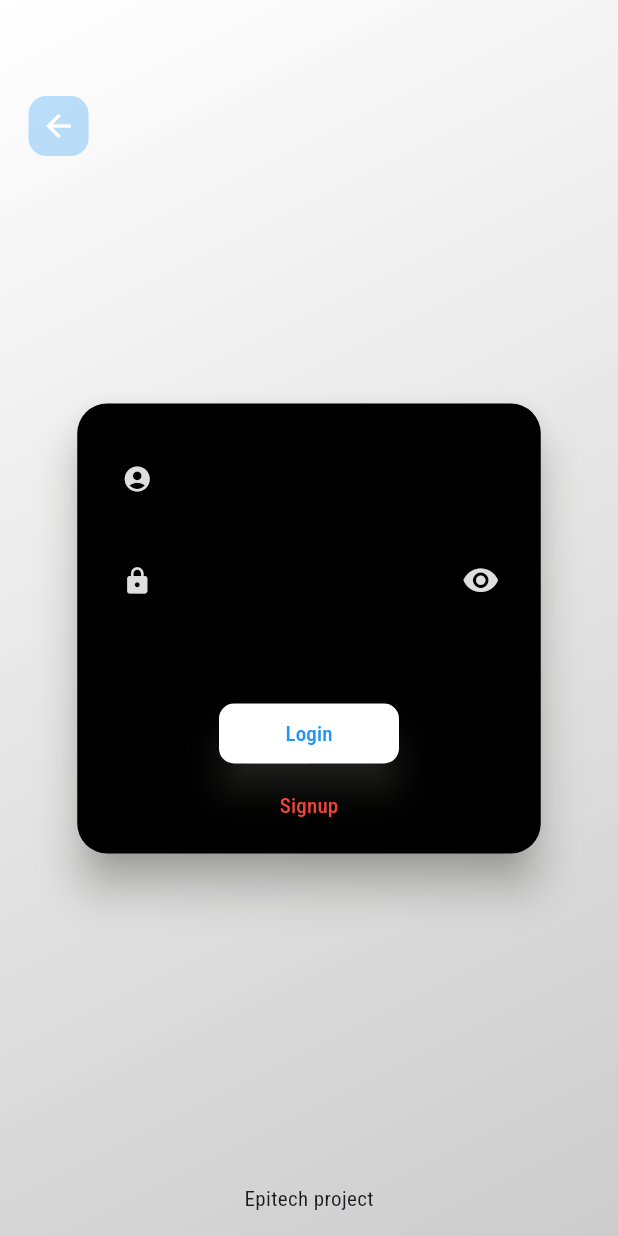
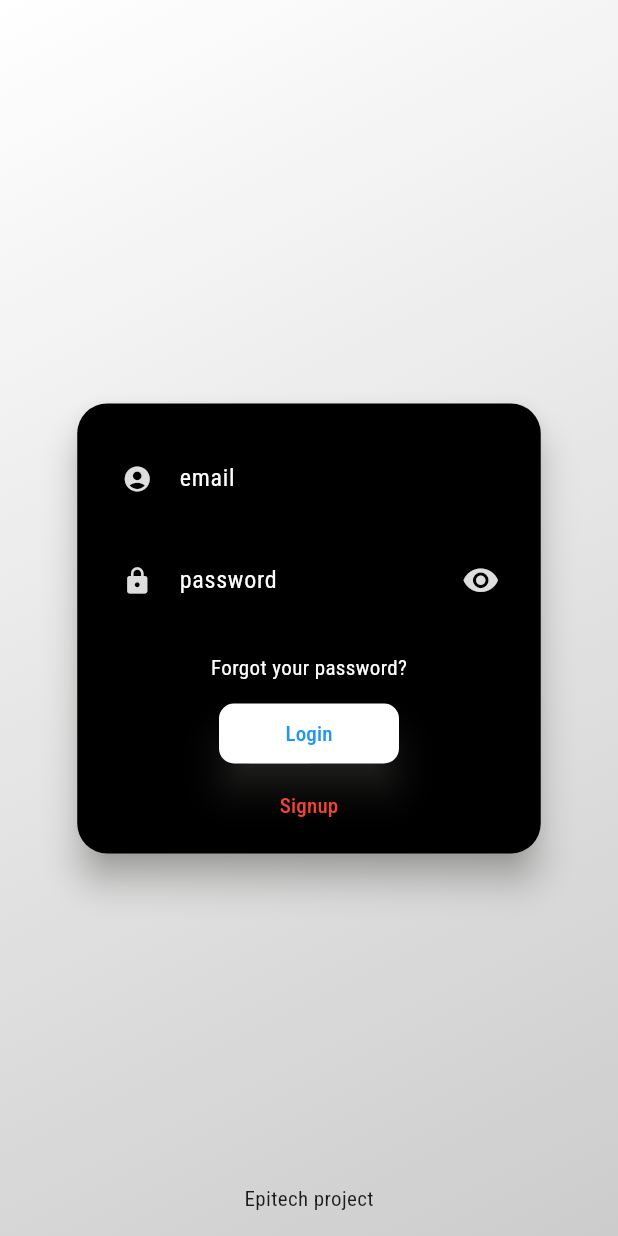
Before and after one commit to MT-Core/App, a Flutter app: the screen it shows after launch, on a phone screen of 412 x 824 dp. Run offline on Flutter 3.47's test engine with Material 3 defaults, Android fonts, the phone set to English and light mode, and no system bars; drawn by our look-alikes of flutter_login; our stand-ins replace curved_navigation_bar, firebase_auth, firebase_core, flutter_bloc, get, get_it and 2 more; accounts and stored records are empty.

Commit message:
refactor(login): clean login page and login theme
Refs: #6 #7

```diff
--- a/app/lib/constants/theme.dart
+++ b/app/lib/constants/theme.dart
@@ -26,50 +26,35 @@ const String _fontFamily = 'Roboto';
 /// [shaderCallback] is a [ShaderCallback] that returns a [RadialGradient] shader.
 ShaderCallback shaderCallback = (Rect bounds) => const RadialGradient(colors: <Color>[Colors.blue, Colors.red], tileMode: TileMode.mirror, radius: 1, center: Alignment.topLeft).createShader(bounds);
 
+/// [loginTheme] is a [LoginTheme] that represents the login theme.
 LoginTheme loginTheme = LoginTheme(
   switchAuthTextColor: Colors.red,
-  // primaryColor: theme.primaryColor,
-  authButtonPadding: const EdgeInsets.only(left: 30.0, right: 30.0, top: 30.0, bottom: 10.0),
-  textFieldStyle: const TextStyle(color: Colors.blue),
-  inputTheme: const InputDecorationTheme(fillColor: Colors.black, filled: true),
+  primaryColor: _primaryColor,
+  authButtonPadding: const EdgeInsets.only(left: 30, right: 30, top: 30, bottom: 10),
+  textFieldStyle: const TextStyle(color: Colors.white),
+  inputTheme: const InputDecorationTheme(
+    fillColor: Colors.black,
+    filled: true,
+    focusColor: Colors.white,
+    hoverColor: Colors.white,
+    prefixIconColor: Colors.white,
+    suffixIconColor: Colors.white,
+    hintStyle: TextStyle(color: Colors.white),
+    labelStyle: TextStyle(color: Colors.white),
+    prefixStyle: TextStyle(color: Colors.white),
+    suffixStyle: TextStyle(color: Colors.white),
+    helperStyle: TextStyle(color: Colors.white),
+    counterStyle: TextStyle(color: Colors.white),
+    floatingLabelStyle: TextStyle(color: Colors.white),
+  ),
   buttonStyle: const TextStyle(fontWeight: FontWeight.w500, color: Colors.blue),
-  // accentColor: _secondaryColor,
+  accentColor: _secondaryColor,
   errorColor: _errorColor,
   titleStyle: GoogleFonts.robotoCondensed(fontSize: 40, color: _primaryColor),
-
-  // cardTheme: const CardTheme(color: _backgroundColor, elevation: 10, shadowColor: _boxShadowColor),
+  bodyStyle: const TextStyle(color: _primaryColor),
+  cardTheme: const CardTheme(elevation: 10, shadowColor: _boxShadowColor),
   buttonTheme: LoginButtonTheme(splashColor: _splashColor, elevation: 10, highlightElevation: 10, shape: RoundedRectangleBorder(borderRadius: BorderRadius.circular(10))),
-  // inputTheme: InputDecorationTheme(
-  //   labelStyle: GoogleFonts.robotoCondensed(fontSize: 20, color: _primaryColor),
-  //   hintStyle: GoogleFonts.robotoCondensed(fontSize: 20, color: _primaryColor),
-  //   errorStyle: GoogleFonts.robotoCondensed(fontSize: 20, color: _errorColor),
-  //   focusedErrorBorder: const OutlineInputBorder(borderSide: BorderSide(color: _errorColor)),
-  //   errorBorder: const OutlineInputBorder(borderSide: BorderSide(color: _errorColor)),
-  //   focusedBorder: const OutlineInputBorder(borderSide: BorderSide(color: _primaryColor)),
-  //   enabledBorder: const OutlineInputBorder(borderSide: BorderSide(color: _primaryColor)),
 );
-
-// /// [loginTheme] is a [LoginTheme] that represents the login theme.
-// LoginTheme loginTheme = LoginTheme(
-// switchAuthTextColor: Colors.red,
-// primaryColor: _primaryColor,
-// accentColor: _secondaryColor,
-// errorColor: _errorColor,
-// titleStyle: GoogleFonts.robotoCondensed(fontSize: 40, color: _primaryColor),
-// textFieldStyle: GoogleFonts.robotoCondensed(fontSize: 20, color: Colors.blue),
-// buttonStyle: GoogleFonts.robotoCondensed(fontSize: 20, color: _primaryColor),
-// cardTheme: const CardTheme(color: _backgroundColor, elevation: 10, shadowColor: _boxShadowColor),
-// buttonTheme: LoginButtonTheme(splashColor: _splashColor, elevation: 10, highlightElevation: 10, shape: RoundedRectangleBorder(borderRadius: BorderRadius.circular(10))),
-// inputTheme: InputDecorationTheme(
-//   labelStyle: GoogleFonts.robotoCondensed(fontSize: 20, color: _primaryColor),
-//   hintStyle: GoogleFonts.robotoCondensed(fontSize: 20, color: _primaryColor),
-//   errorStyle: GoogleFonts.robotoCondensed(fontSize: 20, color: _errorColor),
-//   focusedErrorBorder: const OutlineInputBorder(borderSide: BorderSide(color: _errorColor)),
-//   errorBorder: const OutlineInputBorder(borderSide: BorderSide(color: _errorColor)),
-//   focusedBorder: const OutlineInputBorder(borderSide: BorderSide(color: _primaryColor)),
-//   enabledBorder: const OutlineInputBorder(borderSide: BorderSide(color: _primaryColor)),
-// ),
-// );
 
 /// [theme] is a [ThemeData] that represents the app theme.
 ThemeData theme = ThemeData(
--- a/app/lib/login_screen.dart
+++ b/app/lib/login_screen.dart
@@ -1,5 +1,3 @@
-import 'dart:io';
-
 import 'package:app/constants/theme.dart';
 import 'package:app/modules/home/home_page.dart';
 import 'package:app/repositories/auth_repository.dart';
@@ -54,7 +52,6 @@ class LoginScreen extends StatelessWidget {
     if (data.name != null && emailValidatorRegister(value: data.name ?? '') != null) return emailValidatorRegister(value: data.name ?? '');
     try {
       await _authRepository.register(username: data.name ?? '', password: data.password ?? '', email: data.name ?? '');
-      // sleep(const Duration(seconds: 2));
       return null;
     } catch (e) {
       return 'An error occured';
@@ -92,17 +89,6 @@ class LoginScreen extends StatelessWidget {
               recoverPasswordSuccess: 'Go to your email!',
             ),
           ),
-          Positioned(
-            top: 60,
-            left: 15,
-            child: FloatingActionButton(
-              mini: true,
-              elevation: 0,
-              backgroundColor: const Color.fromRGBO(33, 150, 243, 0.3),
-              child: const Icon(Icons.arrow_back, color: Colors.white),
-              onPressed: () => Navigator.pop(context),
-            ),
-          ),
         ],
       );
 }
--- a/app/lib/repositories/auth_repository.dart
+++ b/app/lib/repositories/auth_repository.dart
@@ -1,6 +1,5 @@
 import 'package:firebase_auth/firebase_auth.dart';
 import 'package:get/get.dart';
-import 'package:get_it/get_it.dart';
 
 /// [AuthRepository] is a class that is responsible for handling all the authentication related operations.
 class AuthRepository {
```
